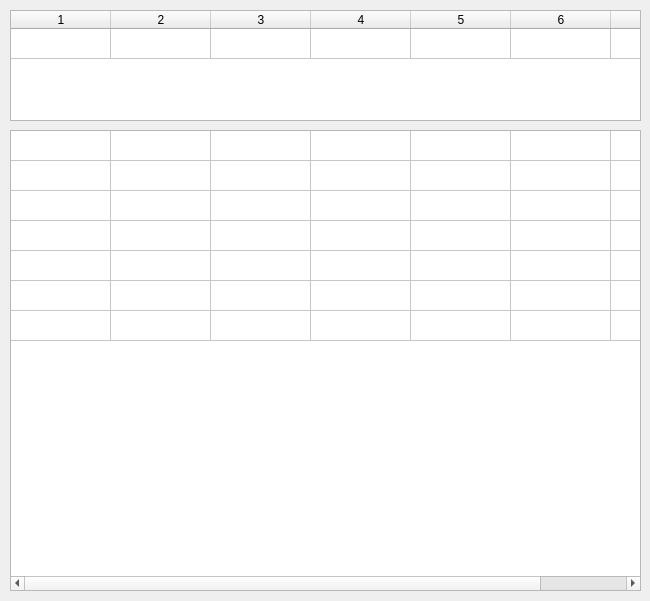
The window that AraSteamManager/AchievementsSubForms/formtablesheaders.ui (Arankir/AraSteamManager) describes before a commit, drawn with Qt 5.
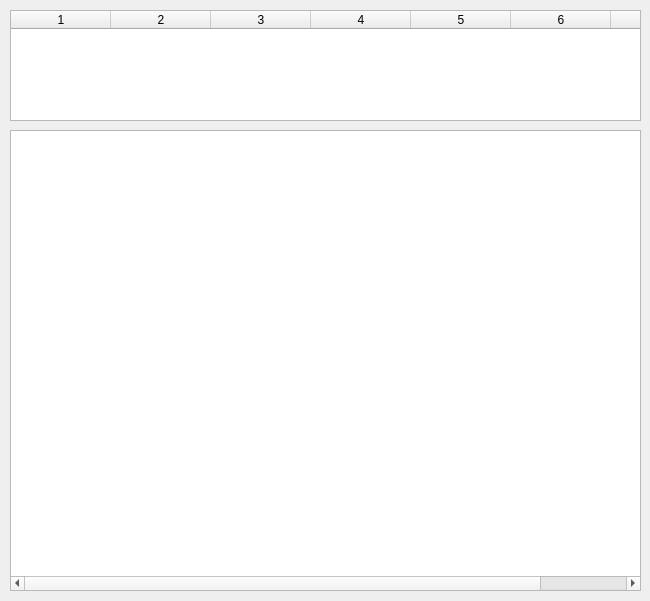
The same window after the commit.

The edit to the form file:
```diff
--- a/AraSteamManager/AchievementsSubForms/formtablesheaders.ui
+++ b/AraSteamManager/AchievementsSubForms/formtablesheaders.ui
@@ -25,6 +25,9 @@
    <property name="horizontalScrollBarPolicy">
     <enum>Qt::ScrollBarAlwaysOff</enum>
    </property>
+   <property name="showGrid">
+    <bool>false</bool>
+   </property>
    <property name="rowCount">
     <number>1</number>
    </property>
@@ -58,6 +61,12 @@
      <height>461</height>
     </rect>
    </property>
+   <property name="selectionBehavior">
+    <enum>QAbstractItemView::SelectRows</enum>
+   </property>
+   <property name="showGrid">
+    <bool>false</bool>
+   </property>
    <property name="sortingEnabled">
     <bool>true</bool>
    </property>
```
